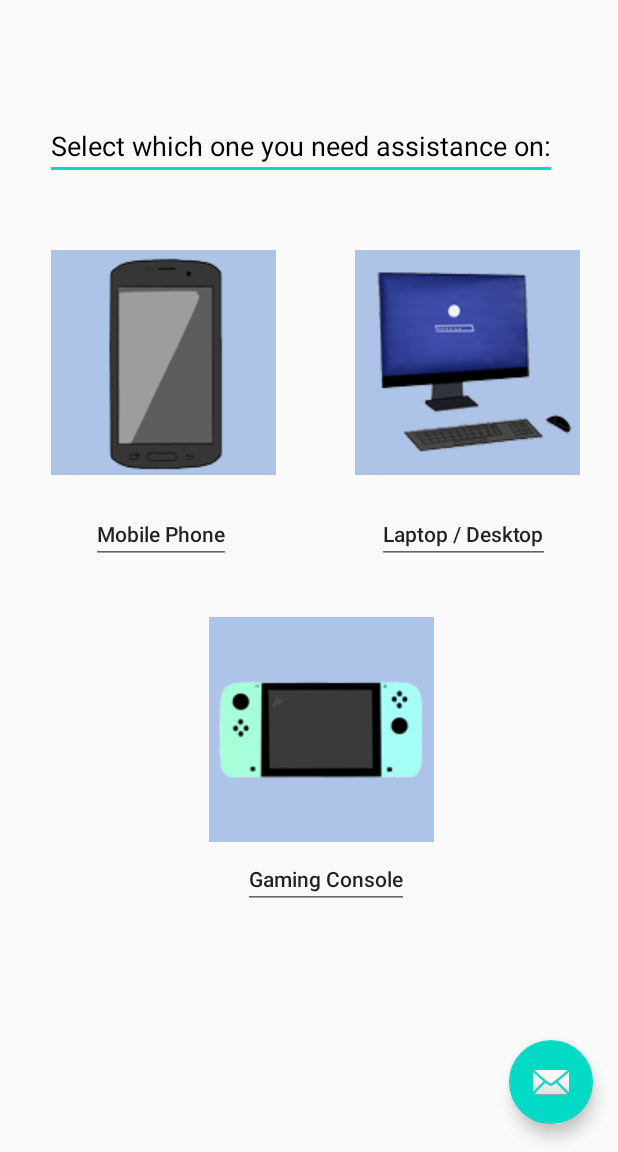
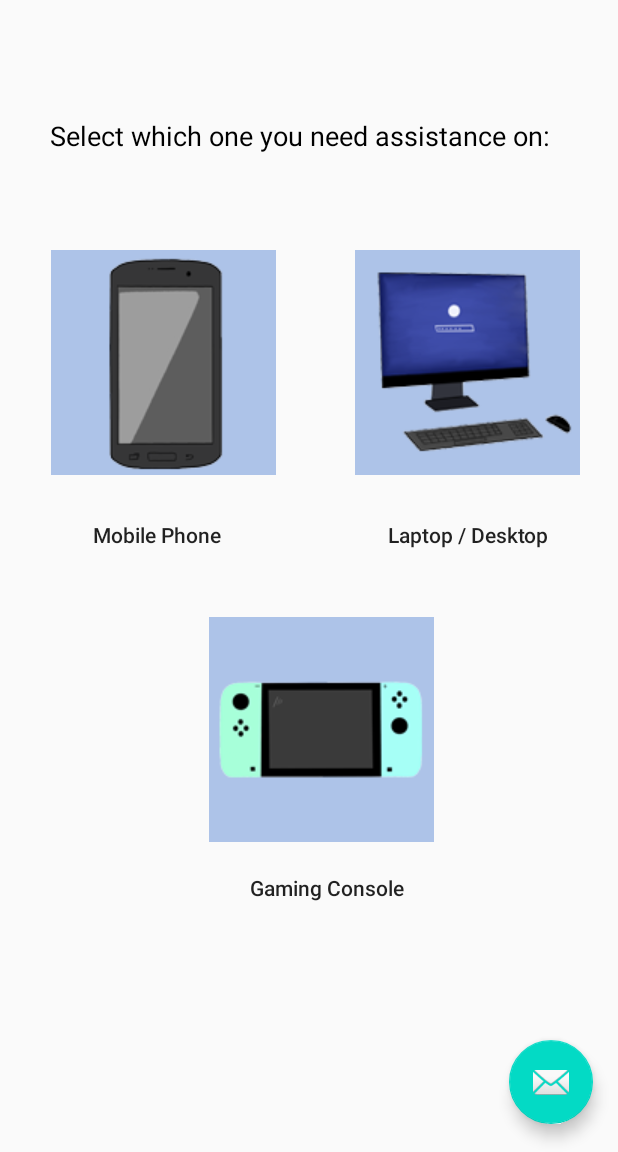
Before and after one commit to JacquelynDeHart/HelpMeIT, an Android app: the screen it shows after launch (MainActivity), on a phone screen of 412 x 824 dp, the part 84-1236 px from its top. Run offline under Robolectric (Android 15) with nearby library versions, the phone set to English and light mode, and no system bars.

Commit message:
update
changed editable text to just textview

```diff
--- a/Help-MeIT/app/src/main/res/layout/activity_main.xml
+++ b/Help-MeIT/app/src/main/res/layout/activity_main.xml
@@ -81,13 +81,11 @@
         app:layout_constraintVertical_bias="0.0"
         app:popupTheme="@style/AppTheme.PopupOverlay" />
 
-    <EditText
+    <TextView
         android:id="@+id/selection_text_1"
         android:layout_width="wrap_content"
         android:layout_height="wrap_content"
-        android:inputType="text"
         android:text="@string/select_textstring"
-        android:importantForAutofill="no"
         android:textAppearance="@style/TextAppearance.AppCompat.Medium"
         android:textColor="#000000"
         app:layout_constraintBottom_toBottomOf="parent"
@@ -97,13 +95,11 @@
         app:layout_constraintTop_toTopOf="parent"
         app:layout_constraintVertical_bias="0.168" />
 
-    <EditText
+    <TextView
         android:id="@+id/textView6"
         android:layout_width="wrap_content"
         android:layout_height="wrap_content"
-        android:inputType="text"
         android:text="@string/phone_textstring"
-        android:importantForAutofill="no"
         android:textAppearance="@style/TextAppearance.AppCompat.Body2"
         app:layout_constraintBottom_toBottomOf="parent"
         app:layout_constraintEnd_toEndOf="parent"
@@ -111,13 +107,11 @@
         app:layout_constraintStart_toStartOf="parent"
         app:layout_constraintTop_toTopOf="parent" />
 
-    <EditText
+    <TextView
         android:id="@+id/desktop_text"
         android:layout_width="wrap_content"
         android:layout_height="wrap_content"
-        android:inputType="text"
         android:text="@string/PC_textstring"
-        android:importantForAutofill="no"
         android:textAppearance="@style/TextAppearance.AppCompat.Body2"
         app:layout_constraintBottom_toBottomOf="parent"
         app:layout_constraintEnd_toEndOf="parent"
@@ -125,13 +119,11 @@
         app:layout_constraintStart_toStartOf="parent"
         app:layout_constraintTop_toTopOf="parent" />
 
-    <EditText
+    <TextView
         android:id="@+id/gconsole_text"
         android:layout_width="wrap_content"
         android:layout_height="wrap_content"
-        android:inputType="text"
         android:text="@string/console_textstring"
-        android:importantForAutofill="no"
         android:textAppearance="@style/TextAppearance.AppCompat.Body2"
         app:layout_constraintBottom_toBottomOf="parent"
         app:layout_constraintEnd_toEndOf="parent"
```
Also changed, not shown: 12 other files.
